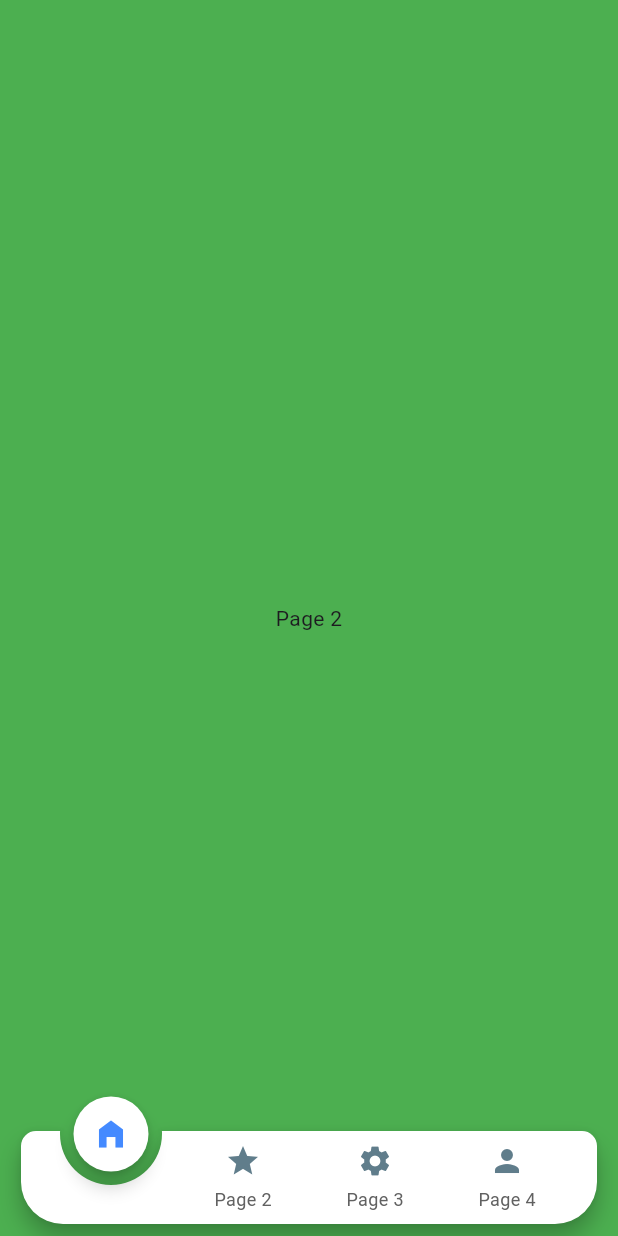
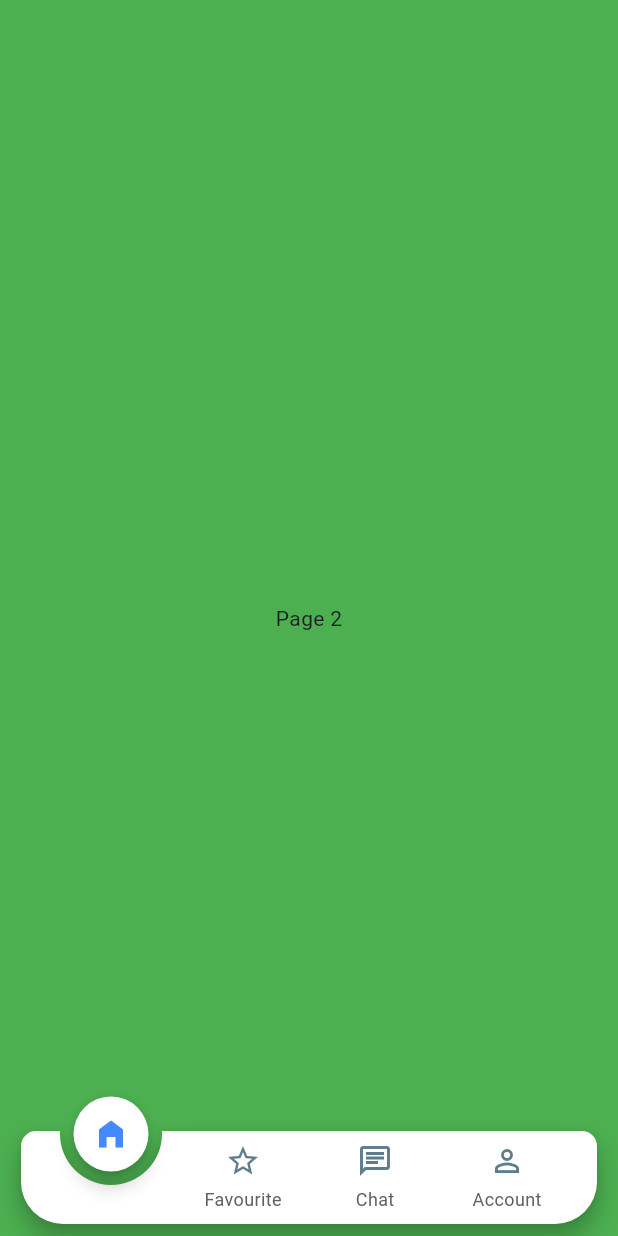
Before and after one commit to DraiGShyva/ibooks, a Flutter app: the screen it shows after launch, swiped to page 2, on a phone screen of 412 x 824 dp. Run offline on Flutter 3.47's test engine with Material 3 defaults, Android fonts, the phone set to English and light mode, and no system bars; drawn by our look-alikes of animated_notch_bottom_bar.

Commit message:
Refactor home page and route files, update bottom navigation bar

```diff
--- /dev/null
+++ b/lib/pages/account_page.dart
@@ -0,0 +1,11 @@
+import 'package:flutter/material.dart';
+
+class AccountPage extends StatelessWidget {
+  const AccountPage({super.key});
+
+  @override
+  Widget build(BuildContext context) {
+    return Container(
+        color: Colors.blue, child: const Center(child: Text('Page 4')));
+  }
+}
--- /dev/null
+++ b/lib/pages/chat_page.dart
@@ -0,0 +1,11 @@
+import 'package:flutter/material.dart';
+
+class ChatPage extends StatelessWidget {
+  const ChatPage({super.key});
+
+  @override
+  Widget build(BuildContext context) {
+    return Container(
+        color: Colors.red, child: const Center(child: Text('Page 3')));
+  }
+}
--- /dev/null
+++ b/lib/pages/favourite_page.dart
@@ -0,0 +1,11 @@
+import 'package:flutter/material.dart';
+
+class FavouritePage extends StatelessWidget {
+  const FavouritePage({super.key});
+
+  @override
+  Widget build(BuildContext context) {
+    return Container(
+        color: Colors.green, child: const Center(child: Text('Page 2')));
+  }
+}
--- a/lib/pages/home_page.dart
+++ b/lib/pages/home_page.dart
@@ -1,86 +1,16 @@
 import 'package:animated_notch_bottom_bar/animated_notch_bottom_bar/animated_notch_bottom_bar.dart';
 import 'package:flutter/material.dart';
 
-import '../components/my_app_bottom_navigation_bar.dart';
-
 class HomePage extends StatelessWidget {
-  HomePage({super.key});
-
-  final List<Widget> bottomBarPages = [
-    const Page1(),
-    const Page2(),
-    const Page3(),
-    const Page4(),
-    const Page5(),
-  ];
-
-  final List<BottomBarItem> bottomBarItems = [
-    const BottomBarItem(
-      itemLabel: 'Page 1',
-      inActiveItem: Icon(
-        Icons.home_filled,
-        color: Colors.blueGrey,
-      ),
-      activeItem: Icon(
-        Icons.home_filled,
-        color: Colors.blueAccent,
-      ),
-    ),
-    const BottomBarItem(
-      itemLabel: 'Page 2',
-      inActiveItem: Icon(Icons.star, color: Colors.blueGrey),
-      activeItem: Icon(
-        Icons.star,
-        color: Colors.blueAccent,
-      ),
-    ),
-    const BottomBarItem(
-      itemLabel: 'Page 3',
-      inActiveItem: Icon(
-        Icons.settings,
-        color: Colors.blueGrey,
-      ),
-      activeItem: Icon(
-        Icons.settings,
-        color: Colors.pink,
-      ),
-    ),
-    const BottomBarItem(
-      itemLabel: 'Page 4',
-      inActiveItem: Icon(
-        Icons.person,
-        color: Colors.blueGrey,
-      ),
-      activeItem: Icon(
-        Icons.person,
-        color: Colors.yellow,
-      ),
-    ),
-  ];
-
-  @override
-  Widget build(BuildContext context) {
-    return Scaffold(
-      body: MyAppBottomNavigationBar(
-        bottomBarPages: bottomBarPages,
-        bottomBarItems: bottomBarItems,
-      ),
-    );
-  }
-}
-
-/// add controller to check weather index through change or not. in page 1
-class Page1 extends StatelessWidget {
   final NotchBottomBarController? controller;
 
-  const Page1({Key? key, this.controller}) : super(key: key);
+  const HomePage({super.key, this.controller});
 
   @override
   Widget build(BuildContext context) {
     return Container(
       color: Colors.yellow,
       child: Center(
-        /// adding GestureDetector
         child: GestureDetector(
           behavior: HitTestBehavior.translucent,
           onTap: () {
@@ -92,44 +22,3 @@ class Page1 extends StatelessWidget {
     );
   }
 }
-
-class Page2 extends StatelessWidget {
-  const Page2({Key? key}) : super(key: key);
-
-  @override
-  Widget build(BuildContext context) {
-    return Container(
-        color: Colors.green, child: const Center(child: Text('Page 2')));
-  }
-}
-
-class Page3 extends StatelessWidget {
-  const Page3({Key? key}) : super(key: key);
-
-  @override
-  Widget build(BuildContext context) {
-    return Container(
-        color: Colors.red, child: const Center(child: Text('Page 3')));
-  }
-}
-
-class Page4 extends StatelessWidget {
-  const Page4({Key? key}) : super(key: key);
-
-  @override
-  Widget build(BuildContext context) {
-    return Container(
-        color: Colors.blue, child: const Center(child: Text('Page 4')));
-  }
-}
-
-class Page5 extends StatelessWidget {
-  const Page5({Key? key}) : super(key: key);
-
-  @override
-  Widget build(BuildContext context) {
-    return Container(
-        color: Colors.lightGreenAccent,
-        child: const Center(child: Text('Page 5')));
-  }
-}
--- /dev/null
+++ b/lib/pages/my_bottom_navigation_bar.dart
@@ -0,0 +1,73 @@
+import 'package:animated_notch_bottom_bar/animated_notch_bottom_bar/animated_notch_bottom_bar.dart';
+import 'package:flutter/material.dart';
+
+import '../components/my_app_bottom_navigation_bar.dart';
+import 'account_page.dart';
+import 'chat_page.dart';
+import 'favourite_page.dart';
+import 'home_page.dart';
+
+class MyBottomNavigationBar extends StatelessWidget {
+  MyBottomNavigationBar({super.key});
+
+  final List<Widget> bottomBarPages = [
+    const HomePage(),
+    const FavouritePage(),
+    const ChatPage(),
+    const AccountPage(),
+  ];
+
+  final List<BottomBarItem> bottomBarItems = [
+    const BottomBarItem(
+      itemLabel: 'Home',
+      inActiveItem: Icon(
+        Icons.home_outlined,
+        color: Colors.blueGrey,
+      ),
+      activeItem: Icon(
+        Icons.home_filled,
+        color: Colors.blueAccent,
+      ),
+    ),
+    const BottomBarItem(
+      itemLabel: 'Favourite',
+      inActiveItem: Icon(Icons.star_border, color: Colors.blueGrey),
+      activeItem: Icon(
+        Icons.star,
+        color: Colors.blueAccent,
+      ),
+    ),
+    const BottomBarItem(
+      itemLabel: 'Chat',
+      inActiveItem: Icon(
+        Icons.chat_outlined,
+        color: Colors.blueGrey,
+      ),
+      activeItem: Icon(
+        Icons.chat,
+        color: Colors.pink,
+      ),
+    ),
+    const BottomBarItem(
+      itemLabel: 'Account',
+      inActiveItem: Icon(
+        Icons.person_outline,
+        color: Colors.blueGrey,
+      ),
+      activeItem: Icon(
+        Icons.person,
+        color: Colors.yellow,
+      ),
+    ),
+  ];
+
+  @override
+  Widget build(BuildContext context) {
+    return Scaffold(
+      body: MyAppBottomNavigationBar(
+        bottomBarPages: bottomBarPages,
+        bottomBarItems: bottomBarItems,
+      ),
+    );
+  }
+}
--- a/lib/route.dart
+++ b/lib/route.dart
@@ -3,8 +3,8 @@
 import 'package:flutter/material.dart';
 
 import 'pages/forgot_password_page.dart';
-import 'pages/home_page.dart';
 import 'pages/login_page.dart';
+import 'pages/my_bottom_navigation_bar.dart';
 import 'pages/register_page.dart';
 
 const String LOGIN = '/login';
@@ -23,9 +23,9 @@ onGenerateRoute(settings) => MaterialPageRoute(builder: (context) {
         case FORGOT:
           return ForgotPasswordPage();
         case HOME:
-          return HomePage();
+          return MyBottomNavigationBar();
         default:
-          return HomePage();
+          return MyBottomNavigationBar();
       }
     });
 
```
